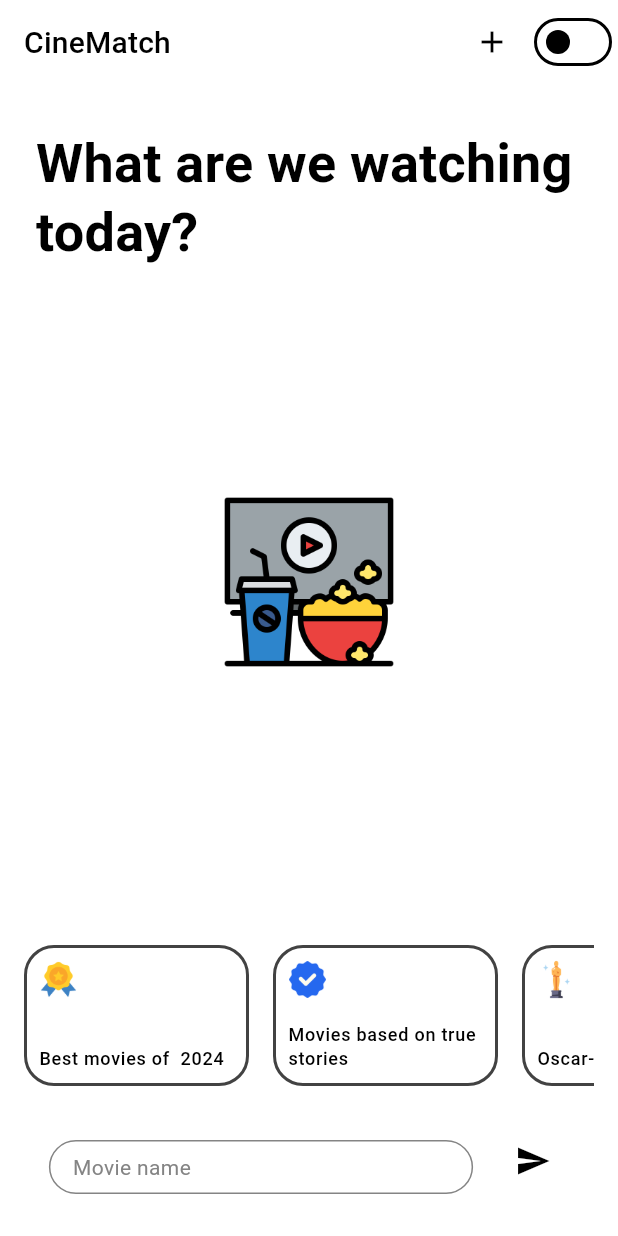
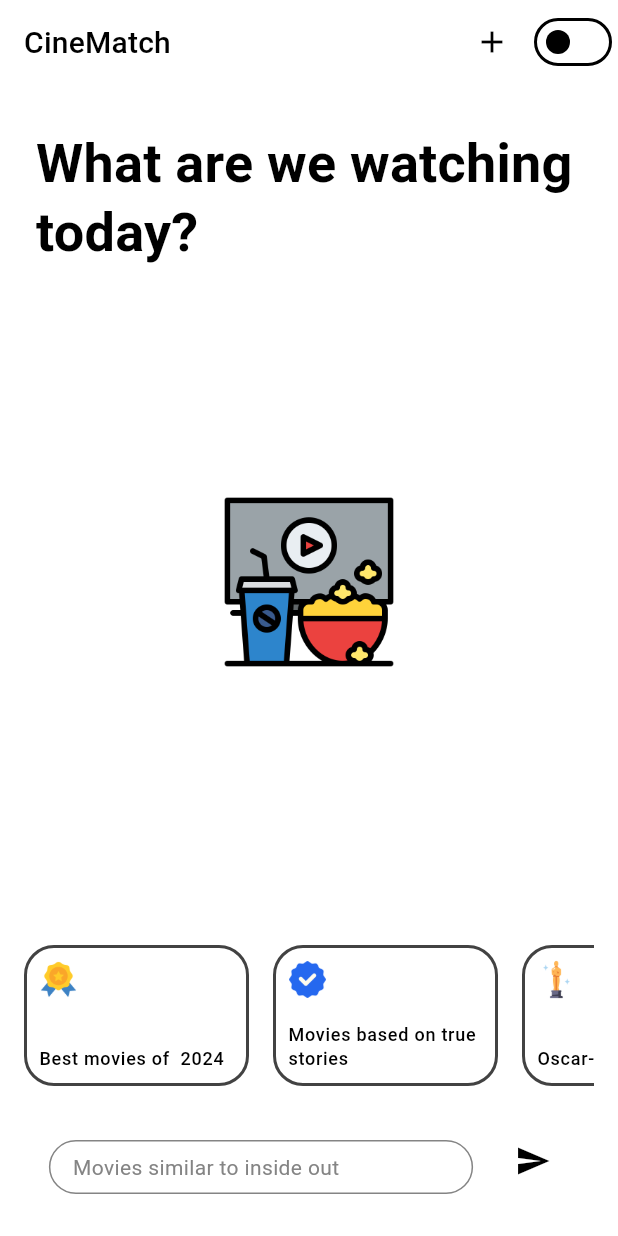
Before and after one commit to FlutterPiaui/movie-recommender_app, a Flutter app: the screen it shows after launch, on a phone screen of 412 x 824 dp. Run offline on Flutter 3.47's test engine with Material 3 defaults, Android fonts, the phone set to English and light mode, and no system bars; drawn by our look-alikes of animated_text_kit; our stand-ins replace cached_network_image, chat_bubbles, dartz, dio, firebase_core, firebase_crashlytics and 10 more; accounts and stored records are empty; generated files the repository leaves out were written again.

Commit message:
update hint prompt

```diff
--- a/lib/l10n/app_en.arb
+++ b/lib/l10n/app_en.arb
@@ -7,7 +7,7 @@
   "noResultsForThisSearch": "No results for this search!",
   "somethingWentWrong": "Something went wrong!",
   "whatMovieWeGoWatch": "What are we watching today?",
-  "movieName": "Movie name",
+  "movieName": "Movies similar to inside out",
   "movieRecommendation": "CineMatch",
   "welcome": "Welcome",
   "newVersionAvailable": "New version available",
--- a/lib/src/modules/movie_details/presenter/screen/movie_details_screen.dart
+++ b/lib/src/modules/movie_details/presenter/screen/movie_details_screen.dart
@@ -8,7 +8,6 @@ import 'package:movie_recommender_app/src/core/extensions/ui/sizes_extensions.da
 import 'package:movie_recommender_app/src/core/shared/widgets/others/info_details_movie.dart';
 import 'package:movie_recommender_app/src/core/shared/widgets/others/star_rating_widget.dart';
 import 'package:movie_recommender_app/src/di/di_setup.dart';
-import 'package:movie_recommender_app/src/modules/movie_details/domain/entities/movie_details.dart';
 import 'package:movie_recommender_app/src/utils/dialog_utils.dart';
 
 import '../bloc/movie_details_bloc.dart';
```
